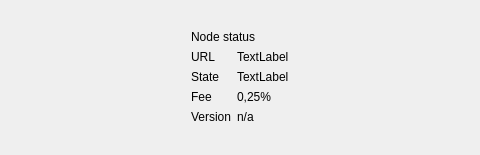
Old version of the form src/Gui/Overview/OverviewHeaderFrame.ui in the repository Karbovanets/Karbo-lite; both pictures show x 412 to 892 and y 0 to 155 of the 1068 by 155 pixel window.
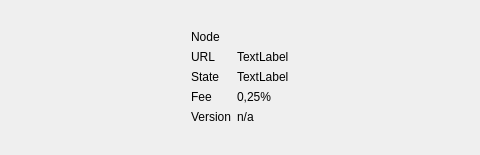
New version of the form. Icons and pictures are not drawn. Custom widgets are drawn as their Qt base class.

Commit message: Edit note about node fee in Connection settings and rename Node status to just Node in Overview

```diff
--- a/src/Gui/Overview/OverviewHeaderFrame.ui
+++ b/src/Gui/Overview/OverviewHeaderFrame.ui
@@ -328,7 +328,7 @@
       <item row="1" column="2" colspan="2">
        <widget class="WalletGui::WalletHeaderLabel" name="label_9">
         <property name="text">
-         <string>Node status</string>
+         <string>Node</string>
         </property>
         <property name="indent">
          <number>0</number>
```
The commit also changes 3 other files.
